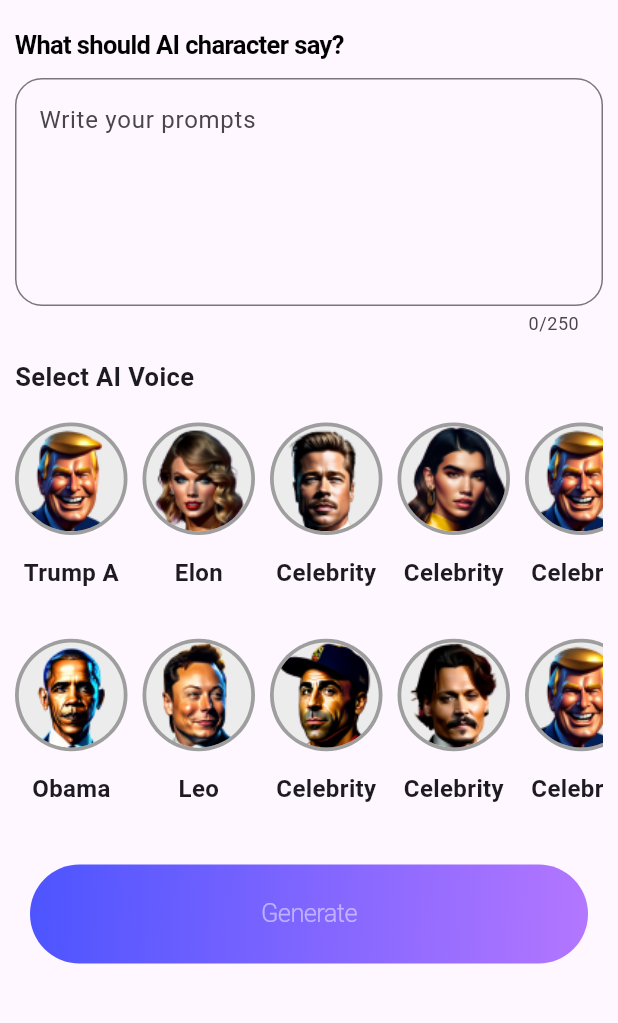
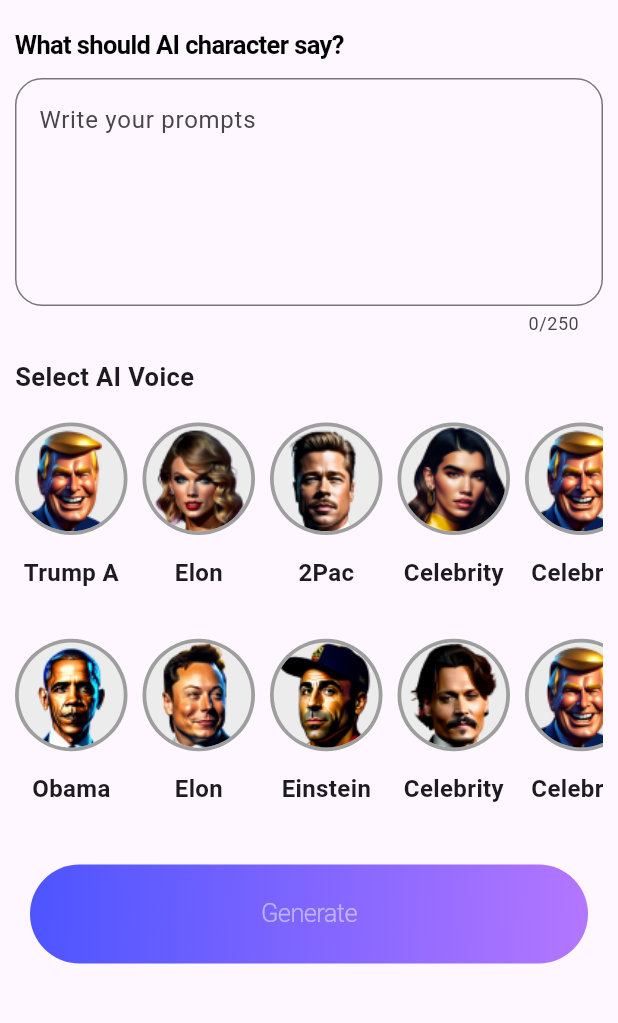
Before and after one commit to andactasdemir24/ai_voice_changer_app, a Flutter app: the GenerateScreen screen opened directly, on a phone screen of 412 x 824 dp, the part 57-1080 px from its top. Run offline on Flutter 3.47's test engine with Material 2 defaults, Android fonts, the phone set to English and light mode, and no system bars; our stand-ins replace lottie, share_plus, shared_preferences, webview_flutter; accounts and stored records are empty; Roboto replaces fonts that are missing (Poppins, SF Pro Text).

Commit message:
created service and models

```diff
--- /dev/null
+++ b/lib/app/client/model/token_model.dart
@@ -0,0 +1,31 @@
+import 'dart:convert';
+
+// ignore_for_file: non_constant_identifier_names
+
+class TokenModel {
+  String? tts_model_token;
+  String? uuid_idempotency_token;
+  String? inference_text;
+
+  TokenModel({required this.tts_model_token, required this.uuid_idempotency_token, required this.inference_text});
+
+  Map<String, dynamic> toMap() {
+    return <String, dynamic>{
+      'tts_model_token': tts_model_token,
+      'uuid_idempotency_token': uuid_idempotency_token,
+      'inference_text': inference_text,
+    };
+  }
+
+  factory TokenModel.fromMap(Map<String, dynamic> map) {
+    return TokenModel(
+      tts_model_token: map['tts_model_token'] as String,
+      uuid_idempotency_token: map['uuid_idempotency_token'] as String,
+      inference_text: map['inference_text'] as String,
+    );
+  }
+
+  String toJson() => json.encode(toMap());
+
+  factory TokenModel.fromJson(String source) => TokenModel.fromMap(json.decode(source) as Map<String, dynamic>);
+}
--- a/lib/app/constants/global_veriables.dart
+++ b/lib/app/constants/global_veriables.dart
@@ -1,3 +1,7 @@
 import 'package:ai_voice_changer_app/app/screens/home/model/persons_model.dart';
+import 'package:flutter/material.dart';
+import 'package:uuid/uuid.dart';
 
-PersonModel globalPerson = PersonModel(name: 'andac', image: '');
+PersonModel globalPerson = PersonModel(name: 'andac', image: '', token: '');
+TextEditingController controller = TextEditingController();
+Uuid uuid = const Uuid();
--- a/lib/app/screens/home/model/persons_model.dart
+++ b/lib/app/screens/home/model/persons_model.dart
@@ -1,20 +1,21 @@
 class PersonModel {
+  final String token;
   final String name;
   final String image;
   final bool isSelected = true;
 
-  PersonModel({required this.name, required this.image});
+  PersonModel({required this.token, required this.name, required this.image});
 
   static List<PersonModel> persons = [
-    PersonModel(name: 'Trump A', image: 'assets/images/image1.png'),
-    PersonModel(name: 'Obama', image: 'assets/images/image2.png'),
-    PersonModel(name: 'Elon', image: 'assets/images/image3.png'),
-    PersonModel(name: 'Leo', image: 'assets/images/image4.png'),
-    PersonModel(name: 'Celebrity', image: 'assets/images/image5.png'),
-    PersonModel(name: 'Celebrity', image: 'assets/images/image6.png'),
-    PersonModel(name: 'Celebrity', image: 'assets/images/image7.png'),
-    PersonModel(name: 'Celebrity', image: 'assets/images/image8.png'),
-    PersonModel(name: 'Celebrity', image: 'assets/images/image1.png'),
-    PersonModel(name: 'Celebrity', image: 'assets/images/image1.png'),
+    PersonModel(name: 'Trump A', image: 'assets/images/image1.png', token: 'TM:jv2j06zg7vh0'),
+    PersonModel(name: 'Obama', image: 'assets/images/image2.png', token: 'TM:jv2j06zg7vh0'),
+    PersonModel(name: 'Elon', image: 'assets/images/image3.png', token: 'TM:jv2j06zg7vh0'),
+    PersonModel(name: 'Elon', image: 'assets/images/image4.png', token: 'TM:jv2j06zg7vh0'),
+    PersonModel(name: '2Pac', image: 'assets/images/image5.png', token: 'TM:jv2j06zg7vh0'),
+    PersonModel(name: 'Einstein', image: 'assets/images/image6.png', token: 'TM:jv2j06zg7vh0'),
+    PersonModel(name: 'Celebrity', image: 'assets/images/image7.png', token: 'TM:jv2j06zg7vh0'),
+    PersonModel(name: 'Celebrity', image: 'assets/images/image8.png', token: 'TM:jv2j06zg7vh0'),
+    PersonModel(name: 'Celebrity', image: 'assets/images/image1.png', token: 'TM:jv2j06zg7vh0'),
+    PersonModel(name: 'Celebrity', image: 'assets/images/image1.png', token: 'TM:jv2j06zg7vh0'),
   ];
 }
--- a/lib/app/screens/home/view/generate_screen.dart
+++ b/lib/app/screens/home/view/generate_screen.dart
@@ -1,8 +1,14 @@
+import 'package:ai_voice_changer_app/app/client/model/token_model.dart';
+import 'package:ai_voice_changer_app/app/client/service/voice_service.dart';
 import 'package:ai_voice_changer_app/app/components/custom_appbar.dart';
 import 'package:ai_voice_changer_app/app/constants/const.dart';
+import 'package:ai_voice_changer_app/app/constants/global_veriables.dart';
 import 'package:ai_voice_changer_app/app/screens/generation/view/lottie_screen.dart';
 import 'package:ai_voice_changer_app/app/screens/home/model/persons_model.dart';
+import 'package:ai_voice_changer_app/app/screens/home/viewmodel/generate_viewmodel.dart';
 import 'package:flutter/material.dart';
+import 'package:provider/provider.dart';
+import 'package:uuid/uuid.dart';
 
 import '../../../components/custom_button.dart';
 import '../widgets/person_list_container.dart';
@@ -19,6 +25,8 @@
 
   @override
   Widget build(BuildContext context) {
+    final generationViewModel = Provider.of<GenerateViewModel>(context);
+
     return Scaffold(
       appBar: CustomAppBar(
           text: MyConstants.appBarText,
@@ -51,6 +59,7 @@
             Padding(
               padding: const EdgeInsets.all(10),
               child: TextField(
+                controller: controller,
                 maxLines: 5,
                 maxLength: 250,
                 decoration: InputDecoration(
@@ -77,12 +86,13 @@
             Padding(
               padding: const EdgeInsets.symmetric(horizontal: 20),
               child: CustomButton(
-                  onPressed: () {
+                  onPressed: () async {
                     Navigator.push(
                         context,
                         MaterialPageRoute(
                           builder: (context) => const LottieScreen(),
                         ));
+                    await generationViewModel.fetchVoice();
                   },
                   text: MyConstants.generate), //CUSTOMBUTTON
             ),
--- a/pubspec.yaml
+++ b/pubspec.yaml
@@ -42,6 +42,7 @@
   lottie: ^2.6.0
   share_plus: ^7.2.1
   uuid: ^4.1.0
+  http: ^1.1.0
 
 dev_dependencies:
   flutter_test:
```
Also changed, not shown: lib/app/client/model/response_model.dart (added, +29 -0 lines), lib/app/client/model/voice_response_model.dart (added, +93 -0 lines), lib/app/client/service/voice_service.dart (added, +43 -0 lines), lib/app/screens/generation/view/lottie_screen.dart (+7 -10 lines), lib/app/screens/home/viewmodel/generate_viewmodel.dart (+15 -1 lines), pubspec.lock.
